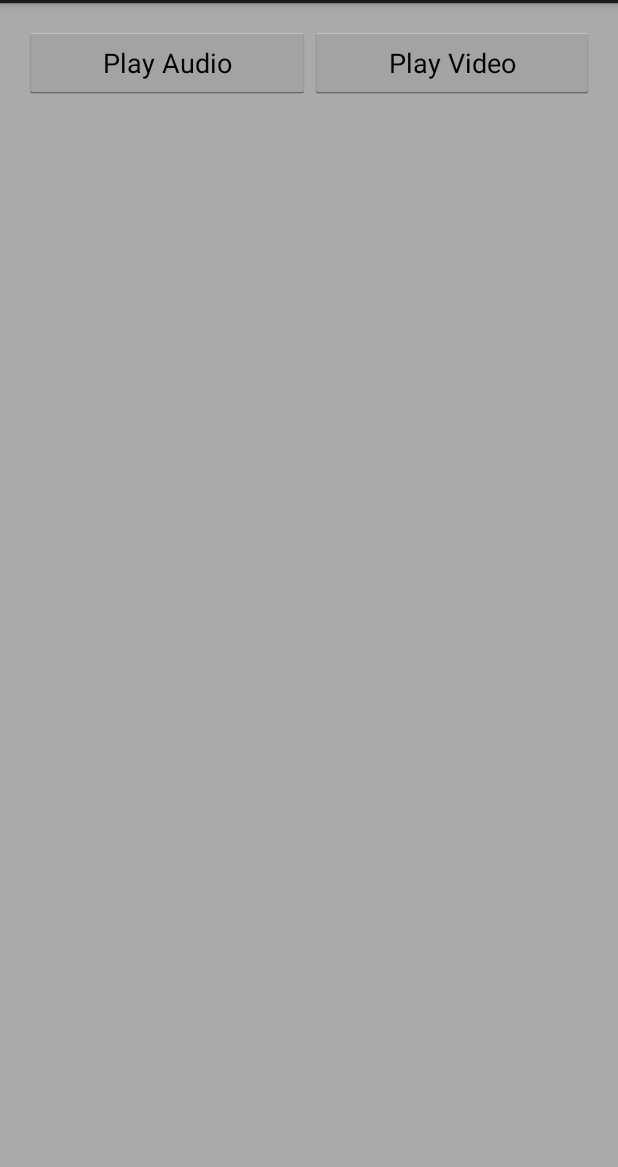
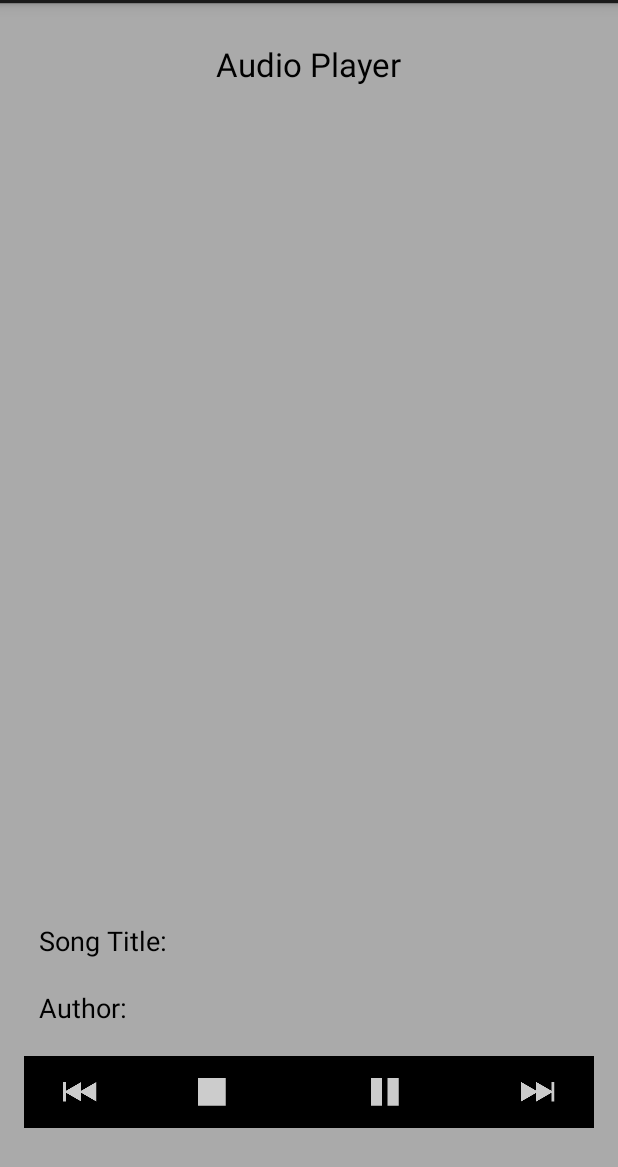
Before and after one commit to ENG618/GarciaEric1410MDF3, an Android app: the screen it shows after launch (MainActivity), on a phone screen of 412 x 824 dp, the part 69-1236 px from its top. Run offline under Robolectric (Android 15) with nearby library versions, the phone set to English and light mode, and no system bars.

Commit message:
Removed AVOptions fragment, and started to migrate player to MusicPlayerService.

```diff
--- a/MediaPlayer/app/src/main/java/com/garciaericn/mediaplayer/activities/MainActivity.java
+++ b/MediaPlayer/app/src/main/java/com/garciaericn/mediaplayer/activities/MainActivity.java
@@ -4,7 +4,6 @@ import android.app.Activity;
 import android.app.AlertDialog;
 import android.content.ComponentName;
 import android.content.DialogInterface;
-import android.content.Intent;
 import android.content.ServiceConnection;
 import android.os.Bundle;
 import android.os.IBinder;
@@ -14,16 +13,13 @@ import android.view.MenuItem;
 
 import com.garciaericn.mediaplayer.MusicPlayerService;
 import com.garciaericn.mediaplayer.R;
-import com.garciaericn.mediaplayer.fragments.AVOptionsFragment;
 import com.garciaericn.mediaplayer.fragments.AudioPlayerFragment;
 
 
 public class MainActivity extends Activity
-    implements AVOptionsFragment.AVOptionsFragmentCallbacks,
-        ServiceConnection{
+    implements ServiceConnection{
 
     private static final String TAG = "MainActivity.TAG";
-    private String packageName;
     MusicPlayerService musicPlayerService;
     boolean mBound;
 
@@ -31,16 +27,14 @@ public class MainActivity extends Activity
     protected void onCreate(Bundle savedInstanceState) {
         super.onCreate(savedInstanceState);
         setContentView(R.layout.activity_main);
-
-        packageName = getPackageName();
+        Log.i(TAG, "onCreate entered");
 
         // Load AV options fragment
         getFragmentManager()
                 .beginTransaction()
-                .replace(R.id.av_options_container, AVOptionsFragment.newInstance(), AVOptionsFragment.TAG)
+                .replace(R.id.player_container, AudioPlayerFragment.newInstance(getPackageName()), AudioPlayerFragment.TAG)
                 .commit();
     }
-
 
     @Override
     public boolean onCreateOptionsMenu(Menu menu) {
@@ -74,21 +68,8 @@ public class MainActivity extends Activity
         return super.onOptionsItemSelected(item);
     }
 
-    /**
-     * AVOptionsFragmentCallbacks Methods
-     */
-
-    @Override
-    public void loadAudio() {
-        Log.i(TAG, "loadAudio entered");
-
-        getFragmentManager()
-                .beginTransaction()
-                .replace(R.id.player_container, AudioPlayerFragment.newInstance(packageName), AudioPlayerFragment.TAG)
-                .commit();
-
-        Intent intent = new Intent(this, MusicPlayerService.class);
-        startService(intent);
+    public void test(){
+        musicPlayerService.showToastFromService();
     }
 
     /**
@@ -100,7 +81,8 @@ public class MainActivity extends Activity
         MusicPlayerService.MusicPlayerBinder binder = (MusicPlayerService.MusicPlayerBinder) service;
         musicPlayerService = binder.getService();
         mBound = true;
-        musicPlayerService.showToastFromService();
+//        musicPlayerService.showToastFromService();
+        test();
     }
 
     @Override
--- a/MediaPlayer/app/src/main/java/com/garciaericn/mediaplayer/fragments/AVOptionsFragment.java
+++ /dev/null
@@ -1,70 +0,0 @@
-package com.garciaericn.mediaplayer.fragments;
-
-import android.app.Activity;
-import android.app.Fragment;
-import android.os.Bundle;
-import android.util.Log;
-import android.view.LayoutInflater;
-import android.view.View;
-import android.view.ViewGroup;
-import android.widget.Button;
-
-import com.garciaericn.mediaplayer.R;
-
-/**
- * Full Sail University
- * Mobile Development BS
- * Created by ENG618-Mac on 10/4/14.
- */
-public class AVOptionsFragment extends Fragment implements View.OnClickListener {
-
-    public static final String TAG = "AVOptionsFragment.TAG";
-    private AVOptionsFragmentCallbacks activity;
-
-    public interface AVOptionsFragmentCallbacks{
-        public void loadAudio();
-    }
-
-    public AVOptionsFragment() {
-
-    }
-
-    public static AVOptionsFragment newInstance() {
-        AVOptionsFragment fragment = new AVOptionsFragment();
-        return fragment;
-    }
-
-    @Override
-    public View onCreateView(LayoutInflater inflater, ViewGroup container, Bundle savedInstanceState) {
-        Log.i(TAG, "onCreateView entered");
-        //Load layout
-        View view = inflater.inflate(R.layout.fragment_av_options, container, false);
-
-        // Set onClickListeners
-        Button audioButton = (Button) view.findViewById(R.id.audio_button);
-        audioButton.setOnClickListener(this);
-
-        Button videoButton = (Button) view.findViewById(R.id.video_button);
-        videoButton.setOnClickListener(this);
-
-        return view;
-    }
-
-    @Override
-    public void onAttach(Activity activity) {
-        super.onAttach(activity);
-        this.activity = (AVOptionsFragmentCallbacks) activity;
-    }
-
-    @Override
-    public void onClick(View v) {
-        switch (v.getId()) {
-            case R.id.audio_button:
-                Log.i(TAG, "Audio button pressed");
-                activity.loadAudio();
-                break;
-            default:
-                break;
-        }
-    }
-}
--- a/MediaPlayer/app/src/main/java/com/garciaericn/mediaplayer/fragments/AudioPlayerFragment.java
+++ b/MediaPlayer/app/src/main/java/com/garciaericn/mediaplayer/fragments/AudioPlayerFragment.java
@@ -1,9 +1,7 @@
 package com.garciaericn.mediaplayer.fragments;
 
 import android.app.Fragment;
-import android.media.AudioManager;
 import android.media.MediaPlayer;
-import android.net.Uri;
 import android.os.Bundle;
 import android.util.Log;
 import android.view.LayoutInflater;
@@ -15,7 +13,6 @@ import android.widget.TextView;
 import com.garciaericn.mediaplayer.R;
 import com.garciaericn.mediaplayer.Song;
 
-import java.io.IOException;
 import java.util.ArrayList;
 import java.util.List;
 
@@ -111,6 +108,7 @@ public class AudioPlayerFragment extends Fragment implements View.OnClickListene
             AudioPlayerFragment.isPlaying = true;
         }
     }*/
+/*
 
     @Override
     public void onStart() {
@@ -132,6 +130,7 @@ public class AudioPlayerFragment extends Fragment implements View.OnClickListene
             }
         }
     }
+*/
 
     @Override
     public void onSaveInstanceState(Bundle outState) {
--- a/MediaPlayer/app/src/main/res/layout/fragment_audio_player.xml
+++ b/MediaPlayer/app/src/main/res/layout/fragment_audio_player.xml
@@ -42,7 +42,7 @@
                 android:ems="10"
                 android:id="@+id/titleTV"
                 android:paddingLeft="5dp" />
-        </TableRow>
+        </TableRow>`
 
         <TableRow android:padding="10dp">
             <TextView
--- a/MediaPlayer/app/src/main/res/layout/fragment_av_options.xml
+++ /dev/null
@@ -1,26 +0,0 @@
-<?xml version="1.0" encoding="utf-8"?>
-<RelativeLayout xmlns:android="http://schemas.android.com/apk/res/android"
-    android:layout_width="fill_parent"
-    android:layout_height="wrap_content"
-    android:layout_centerHorizontal="true">
-
-    <LinearLayout
-        android:orientation="horizontal"
-        android:layout_width="fill_parent"
-        android:layout_height="wrap_content">
-
-        <Button
-            android:layout_width="wrap_content"
-            android:layout_height="wrap_content"
-            android:text="@string/button_audio"
-            android:layout_weight="1"
-            android:id="@+id/audio_button" />
-
-        <Button
-            android:layout_width="wrap_content"
-            android:layout_height="wrap_content"
-            android:text="@string/button_video"
-            android:layout_weight="1"
-            android:id="@+id/video_button" />
-    </LinearLayout>
-</RelativeLayout>
```
Also changed, not shown: MediaPlayer/app/src/main/java/com/garciaericn/mediaplayer/MusicPlayerService.java (+104 -4 lines).
